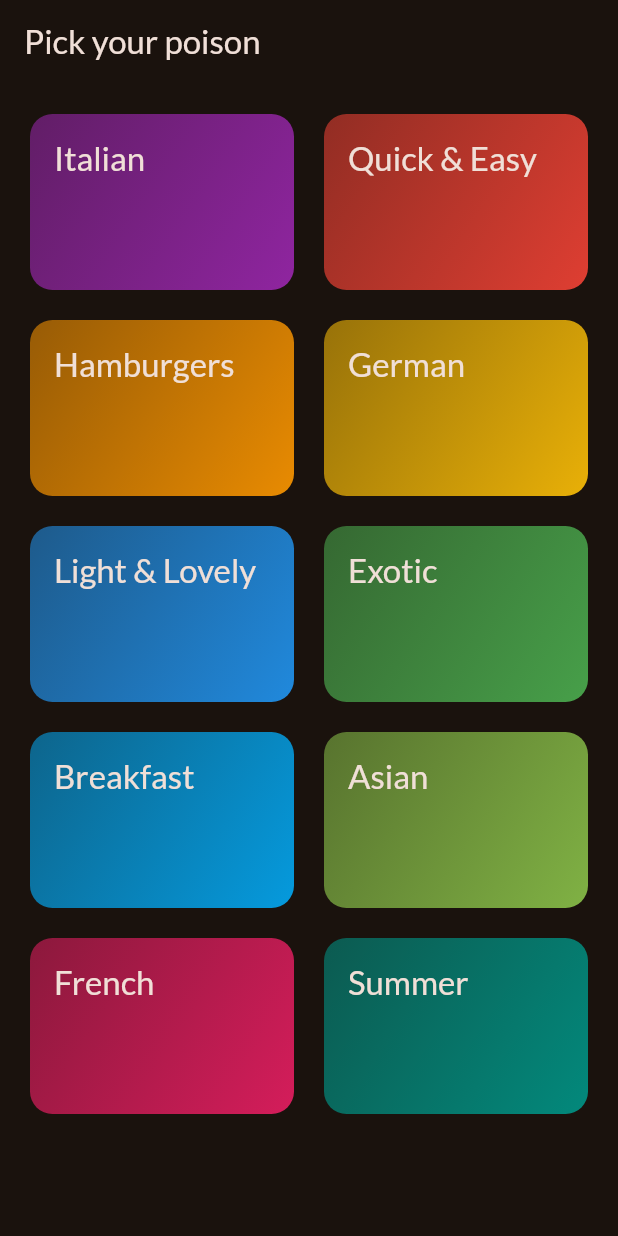
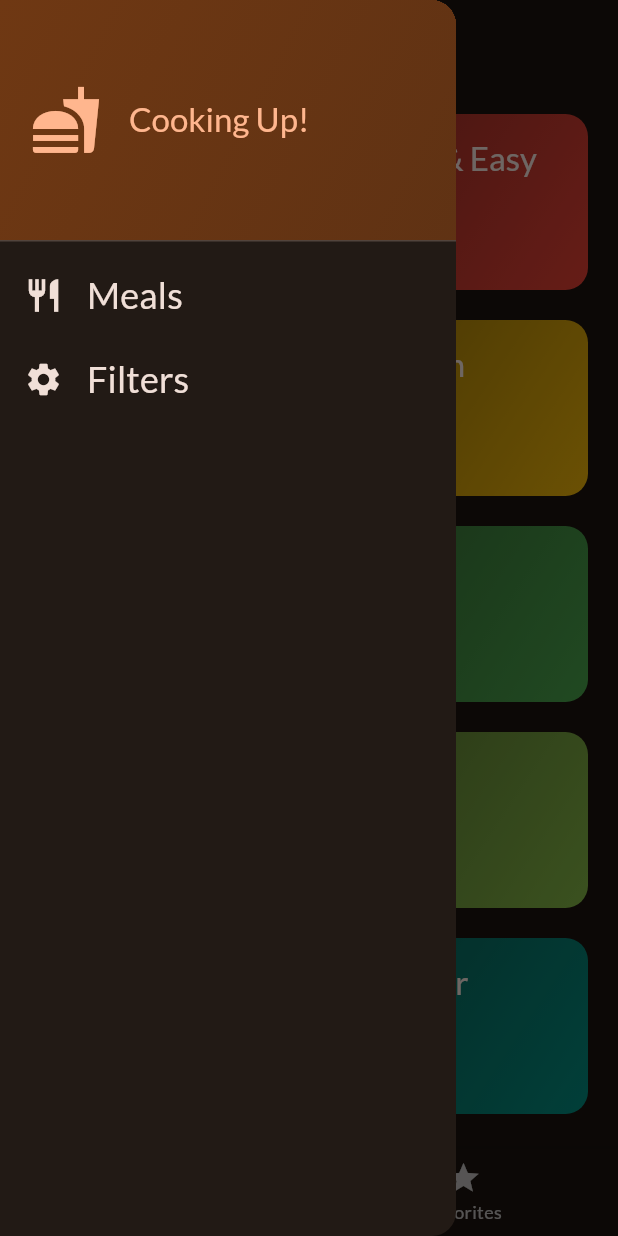
Before and after one commit to Adidadi0112/meals-app, a Flutter app: the screen it shows after launch, with the side drawer open (before the commit the screen has no drawer), on a phone screen of 412 x 824 dp. Run offline on Flutter 3.47's test engine with Material 2 defaults, Android fonts, the phone set to English and light mode, and no system bars; our stand-ins replace flutter_riverpod, google_fonts, transparent_image.

Commit message:
added riverpod provider, drawer and filter option

```diff
--- a/lib/main.dart
+++ b/lib/main.dart
@@ -1,7 +1,8 @@
 import 'package:flutter/material.dart';
+import 'package:flutter_riverpod/flutter_riverpod.dart';
+import 'package:google_fonts/google_fonts.dart';
 
-import 'package:google_fonts/google_fonts.dart';
-import 'package:meals_app/screens/categories.dart';
+import 'screens/tabs.dart';
 
 final theme = ThemeData(
   useMaterial3: true,
@@ -13,7 +14,11 @@ final theme = ThemeData(
 );
 
 void main() {
-  runApp(const App());
+  runApp(
+    ProviderScope(
+      child: App(),
+    ),
+  );
 }
 
 class App extends StatelessWidget {
@@ -23,7 +28,7 @@ class App extends StatelessWidget {
   Widget build(BuildContext context) {
     return MaterialApp(
       theme: theme,
-      home: CategoriesScreen(),
+      home: const TabsScreen(),
     );
   }
 }
--- /dev/null
+++ b/lib/providers/filters_provider.dart
@@ -0,0 +1,55 @@
+import 'package:flutter_riverpod/flutter_riverpod.dart';
+
+import 'meals_provider.dart';
+
+enum Filter {
+  glutenFree,
+  lactoseFree,
+  vegetarian,
+  vegan,
+}
+
+class FiltersNotifier extends StateNotifier<Map<Filter, bool>> {
+  FiltersNotifier()
+      : super({
+          Filter.glutenFree: false,
+          Filter.lactoseFree: false,
+          Filter.vegetarian: false,
+          Filter.vegan: false,
+        });
+
+  void setFilters(Map<Filter, bool> chosenFilters) {
+    state = chosenFilters;
+  }
+
+  void setFilter(Filter filter, bool isActive) {
+    state = {
+      ...state,
+      filter: isActive,
+    };
+  }
+}
+
+final filtersProvider = StateNotifierProvider<FiltersNotifier, Map<Filter,bool>>(
+  (ref) => FiltersNotifier(),
+);
+
+final filteredMealsProvider = Provider((ref) {
+  final meals = ref.watch(mealsProvider);
+  final activeFilters = ref.watch(filtersProvider);
+  return meals.where((meal) {
+      if (activeFilters[Filter.glutenFree]! && !meal.isGlutenFree) {
+        return false;
+      }
+      if (activeFilters[Filter.lactoseFree]! && !meal.isLactoseFree) {
+        return false;
+      }
+      if (activeFilters[Filter.vegetarian]! && !meal.isVegetarian) {
+        return false;
+      }
+      if (activeFilters[Filter.vegan]! && !meal.isVegan) {
+        return false;
+      }
+      return true;
+    }).toList();
+});
--- a/lib/screens/categories.dart
+++ b/lib/screens/categories.dart
@@ -1,33 +1,64 @@
 import 'package:flutter/material.dart';
 
 import '../data/dummy_data.dart';
+import '../models/meal.dart';
 import '../widgets/category_grid_item.dart';
 import 'meals.dart';
 import '../models/category.dart';
 
-class CategoriesScreen extends StatelessWidget {
-  const CategoriesScreen({super.key});
+class CategoriesScreen extends StatefulWidget {
+  const CategoriesScreen({super.key, required this.availableMeals});
+
+  final List<Meal> availableMeals;
+
+  @override
+  State<CategoriesScreen> createState() => _CategoriesScreenState();
+}
+
+class _CategoriesScreenState extends State<CategoriesScreen>
+    with SingleTickerProviderStateMixin {
+  late AnimationController _animationController;
+
+  @override
+  void initState() {
+    super.initState();
+
+    _animationController = AnimationController(
+      vsync: this,
+      duration: const Duration(milliseconds: 300),
+      lowerBound: 0,
+      upperBound: 1,
+    );
+
+    _animationController.forward();
+  }
+
+  @override
+  void dispose() {
+    _animationController.dispose();
+    super.dispose();
+  }
 
   void _selectCategory(BuildContext context, Category category) {
-    final filteredMeals = dummyMeals
+    final filteredMeals = widget.availableMeals
         .where((meal) => meal.categories.contains(category.id))
         .toList();
 
     Navigator.of(context).push(
       MaterialPageRoute(
-        builder: (context) =>
-            MealsScreen(title: category.title, meals: filteredMeals),
+        builder: (context) => MealsScreen(
+          title: category.title,
+          meals: filteredMeals,
+        ),
       ),
     );
   }
 
   @override
   Widget build(BuildContext context) {
-    return Scaffold(
-        appBar: AppBar(
-          title: Text('Pick your poison'),
-        ),
-        body: GridView(
+    return AnimatedBuilder(
+      animation: _animationController,
+      child: GridView(
         padding: const EdgeInsets.all(20),
         gridDelegate: const SliverGridDelegateWithFixedCrossAxisCount(
           crossAxisCount: 2,
@@ -44,6 +75,20 @@ class CategoriesScreen extends StatelessWidget {
               },
             ),
         ],
-        ));
+      ),
+      builder: (context, child) => SlideTransition(
+        position:Tween(
+            begin: const Offset(0, 0.3),
+            end: const Offset(0, 0),
+          ).animate(
+            CurvedAnimation(
+              parent: _animationController,
+              curve: Curves.easeInOut,
+            ),
+          ),
+          child: child,
+        ),
+      );
+
   }
 }
--- /dev/null
+++ b/lib/screens/tabs.dart
@@ -0,0 +1,85 @@
+import 'package:flutter/material.dart';
+import 'package:flutter_riverpod/flutter_riverpod.dart';
+
+import 'package:meals_app/screens/categories.dart';
+import 'package:meals_app/screens/filters.dart';
+import 'package:meals_app/screens/meals.dart';
+import 'package:meals_app/widgets/main_drawer.dart';
+import 'package:meals_app/providers/favorites_provider.dart';
+import 'package:meals_app/providers/filters_provider.dart';
+
+const kInitialFilters = {
+  Filter.glutenFree: false,
+  Filter.lactoseFree: false,
+  Filter.vegetarian: false,
+  Filter.vegan: false,
+};
+
+class TabsScreen extends ConsumerStatefulWidget {
+  const TabsScreen({super.key});
+
+  @override
+  ConsumerState<TabsScreen> createState() => _TabsScreenState();
+}
+
+class _TabsScreenState extends ConsumerState<TabsScreen> {
+  int _selectedPageIndex = 0;
+
+
+  void _selectPage(int index) {
+    setState(() {
+      _selectedPageIndex = index;
+    });
+  }
+
+  void _setScreen(String identifier) async {
+    Navigator.of(context).pop();
+    if (identifier == 'filters') {
+      await Navigator.of(context).push<Map<Filter, bool>>(
+        MaterialPageRoute(
+          builder: (ctx) => const FiltersScreen(
+          ),
+        ),
+      );
+    }
+  }
+
+  @override
+  Widget build(BuildContext context) {
+    final availableMeals = ref.watch(filteredMealsProvider);
+
+    Widget activePage = CategoriesScreen(
+      availableMeals: availableMeals,
+    );
+    var activePageTitle = 'Categories';
+
+    if (_selectedPageIndex == 1) {
+      final _favoriteMeals = ref.watch(favoriteMealsProvider);
+      activePage = MealsScreen(
+        meals: _favoriteMeals,
+      );
+      activePageTitle = 'Your Favorites';
+    }
+
+    return Scaffold(
+      appBar: AppBar(
+        title: Text(activePageTitle),
+      ),
+      drawer: MainDrawer(
+        onSelectScreen: _setScreen,
+      ),
+      body: activePage,
+      bottomNavigationBar: BottomNavigationBar(
+        onTap: _selectPage,
+        currentIndex: _selectedPageIndex,
+        items: const [
+          BottomNavigationBarItem(
+            icon: Icon(Icons.set_meal),
+            label: 'Categories',
+          ),
+          BottomNavigationBarItem(icon: Icon(Icons.star), label: 'Favorites'),
+        ],
+      ),
+    );
+  }
+}
--- /dev/null
+++ b/lib/widgets/main_drawer.dart
@@ -0,0 +1,76 @@
+import 'package:flutter/material.dart';
+
+class MainDrawer extends StatelessWidget {
+  const MainDrawer({super.key, required this.onSelectScreen});
+
+  final void Function(String identifier) onSelectScreen;
+
+  @override
+  Widget build(BuildContext context) {
+    return Drawer(
+      child: Column(
+        children: [
+          DrawerHeader(
+            padding: const EdgeInsets.all(20),
+            decoration: BoxDecoration(
+              gradient: LinearGradient(colors: [
+                Theme.of(context).colorScheme.primaryContainer,
+                Theme.of(context).colorScheme.primaryContainer.withOpacity(0.8),
+              ], begin: Alignment.topLeft, end: Alignment.bottomRight),
+            ),
+            child: Row(
+              children: [
+                Icon(
+                  Icons.fastfood,
+                  size: 48,
+                  color: Theme.of(context).colorScheme.primary,
+                ),
+                const SizedBox(width: 18),
+                Text(
+                  'Cooking Up!',
+                  style: Theme.of(context).textTheme.titleLarge!.copyWith(
+                        color: Theme.of(context).colorScheme.primary,
+                      ),
+                ),
+              ],
+            ),
+          ),
+          ListTile(
+            leading: Icon(
+              Icons.restaurant,
+              size: 26,
+              color: Theme.of(context).colorScheme.onBackground,
+            ),
+            title: Text(
+              'Meals',
+              style: Theme.of(context).textTheme.titleSmall!.copyWith(
+                    color: Theme.of(context).colorScheme.onBackground,
+                    fontSize: 24,
+                  ),
+            ),
+            onTap: () {
+              onSelectScreen('meals');
+            },
+          ),
+          ListTile(
+            leading: Icon(
+              Icons.settings,
+              size: 26,
+              color: Theme.of(context).colorScheme.onBackground,
+            ),
+            title: Text(
+              'Filters',
+              style: Theme.of(context).textTheme.titleSmall!.copyWith(
+                    color: Theme.of(context).colorScheme.onBackground,
+                    fontSize: 24,
+                  ),
+            ),
+            onTap: () {
+              onSelectScreen('filters');
+            },
+          ),
+        ],
+      ),
+    );
+  }
+}
--- a/pubspec.yaml
+++ b/pubspec.yaml
@@ -13,6 +13,7 @@ dependencies:
   google_fonts: ^5.1.0
   cupertino_icons: ^1.0.2
   transparent_image: ^2.0.1
+  flutter_riverpod: ^2.3.6
 
 dev_dependencies:
   flutter_test:
```
Also changed, not shown: lib/providers/favorites_provider.dart (added, +25 -0 lines), lib/providers/meals_provider.dart (added, +7 -0 lines), lib/screens/filters.dart (added, +111 -0 lines), lib/screens/meal_details.dart (added, +100 -0 lines), lib/screens/meals.dart (+24 -4 lines), lib/widgets/meal_item.dart (+32 -9 lines), lib/widgets/meal_item_trait.dart (added, +28 -0 lines), pubspec.lock. Lines whose indentation alone changed are shown as unchanged.
